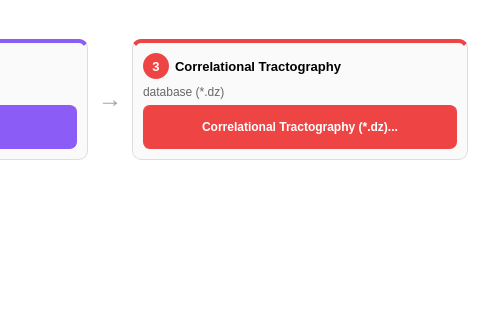
The window that mainwindow.ui (frankyeh/DSI-Studio) describes before a commit, drawn with Qt 5; both pictures show x 792 to 1272 and y 0 to 320 of the 1272 by 758 pixel window.
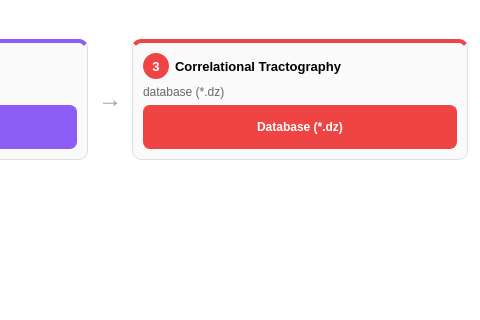
The same window after the commit. The open tabs and pages were chosen to show the change. Icons and pictures are not drawn.

Commit message: Label correlational tractography launch as Database (*.dz)

The edit to the form file:
```diff
--- a/mainwindow.ui
+++ b/mainwindow.ui
@@ -2400,7 +2400,7 @@
                    <normaloff>:/icons/icons/connectometry.svg</normaloff>:/icons/icons/connectometry.svg</iconset>
                  </property>
                  <property name="text">
-                  <string>Correlational Tractography (*.dz)...</string>
+                  <string>Database (*.dz)</string>
                  </property>
                 </widget>
                </item>
```
